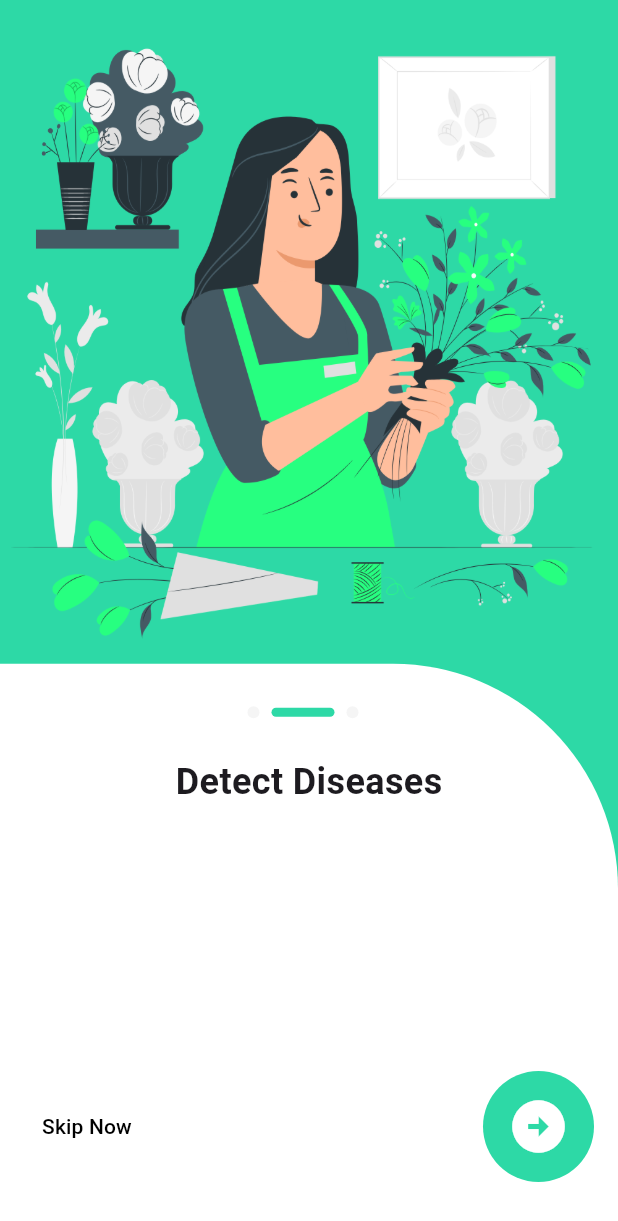
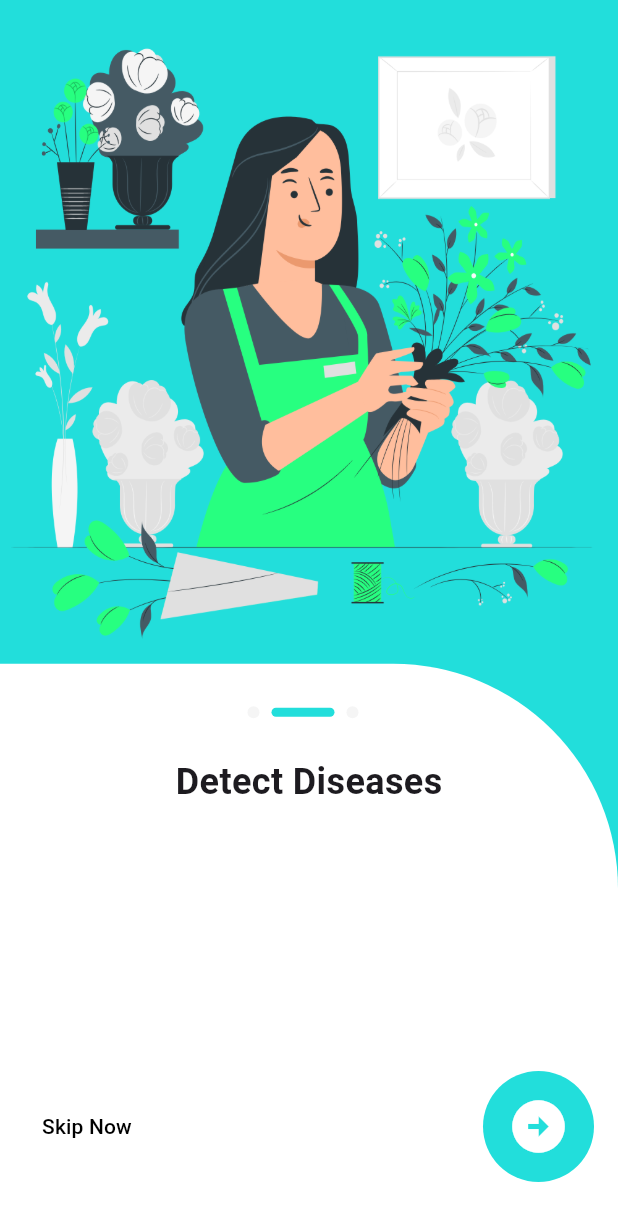
Before and after one commit to AbdalrahmanAbotaleb/mylast2gproject, a Flutter app: the screen it shows after launch, swiped to page 2, on a phone screen of 412 x 824 dp. Shown: the top 1221 px of the screen. Run offline on Flutter 3.47's test engine with Material 3 defaults, Android fonts, the light colour scheme and no system bars; our stand-ins replace animate_do, connectivity_plus, file_picker, get, google_fonts, google_generative_ai and 4 more; missing offline and left inert: flutter_tflite; Roboto replaces fonts that are missing (Aclonica).

Commit message:
make updates

```diff
--- a/lib/src/features/BottomNavBar/presentation/pages/BottomNavHome.dart
+++ b/lib/src/features/BottomNavBar/presentation/pages/BottomNavHome.dart
@@ -15,7 +15,7 @@ class BottomNavBarV2 extends StatefulWidget {
 }
 
 class _BottomNavBarV2State extends State<BottomNavBarV2> {
-  int currentIndex = 0;
+  int currentIndex = 2;
 
   setBottomBarIndex(index) {
     setState(() {
--- a/lib/src/features/onboardingscreen/presentation/controllers/intro_controller.dart
+++ b/lib/src/features/onboardingscreen/presentation/controllers/intro_controller.dart
@@ -7,19 +7,19 @@ class IntroController extends GetxController {
 
   final List<Map<String, dynamic>> pages = [
     {
-      'color': '#59d9a6',
+      'color': '#59d9b1',
       'title': 'Care Your Plant',
       'image': 'assets/images/s10.png',
       'skip': true,
     },
     {
-      'color': '#2dd9a6',
+      'color': '#22DEDB',
       'title': 'Detect Diseases',
       'image': 'assets/images/s12.png',
       'skip': true,
     },
     {
-      'color': '#2db320',
+      'color': '#0EECAC',
       'title': 'Take Experiences',
       'image': 'assets/images/s13.png',
       'skip': false,
--- a/lib/src/features/onboardingscreen/presentation/widgets/IntroWidget.dart
+++ b/lib/src/features/onboardingscreen/presentation/widgets/IntroWidget.dart
@@ -1,5 +1,6 @@
 import 'package:flutter/material.dart';
 import 'package:get/get.dart';
+import 'package:google_fonts/google_fonts.dart';
 import 'package:mylast2gproject/src/features/BottomNavBar/presentation/pages/BottomNavHome.dart';
 
 import '../../../../core/theme/theme.dart';
@@ -92,10 +93,12 @@ class BoxColor extends StatelessWidget {
                     const SizedBox(height: 62),
                     Text(
                       title,
-                      style: const TextStyle(
-                        fontSize: 24,
-                        fontWeight: FontWeight.bold,
-                      ),
+                      style: GoogleFonts.aclonica( // You can change 'lato' to any Google Font you prefer
+        textStyle: TextStyle(
+          fontSize: 24,
+          fontWeight: FontWeight.bold,
+        ),
+      ),
                     ),
                     const SizedBox(height: 16),
                   ],
```
